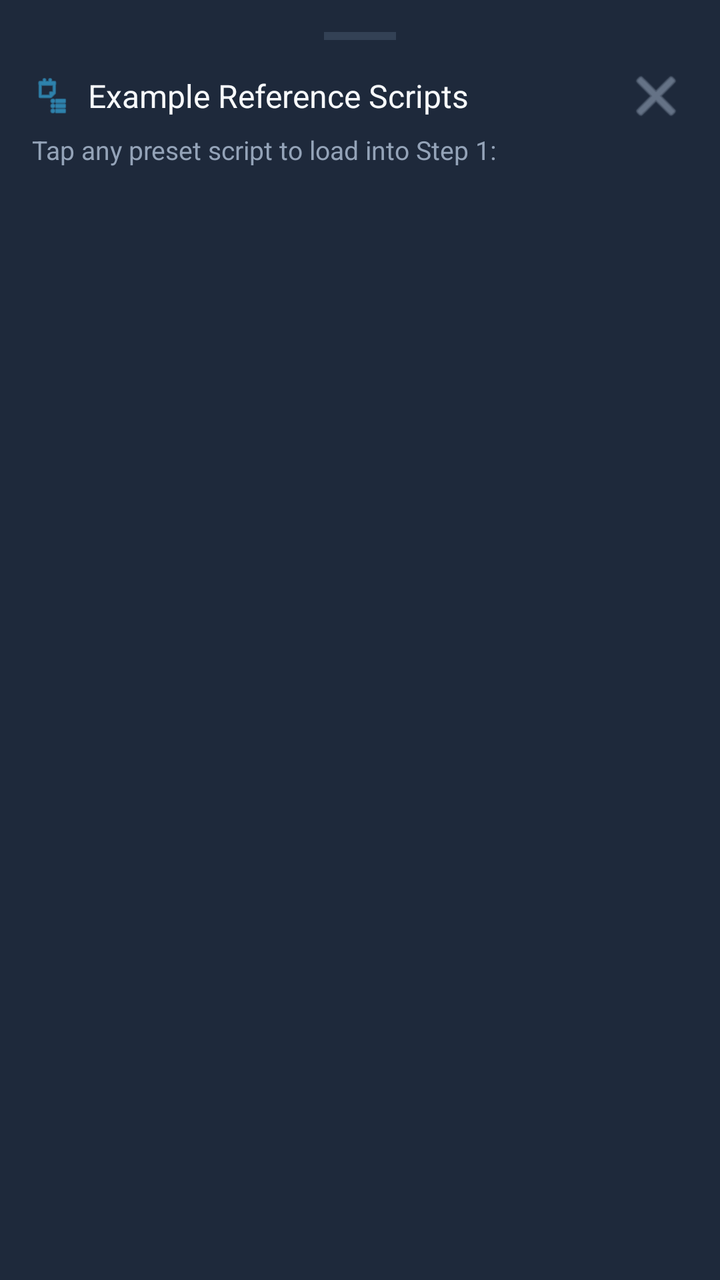
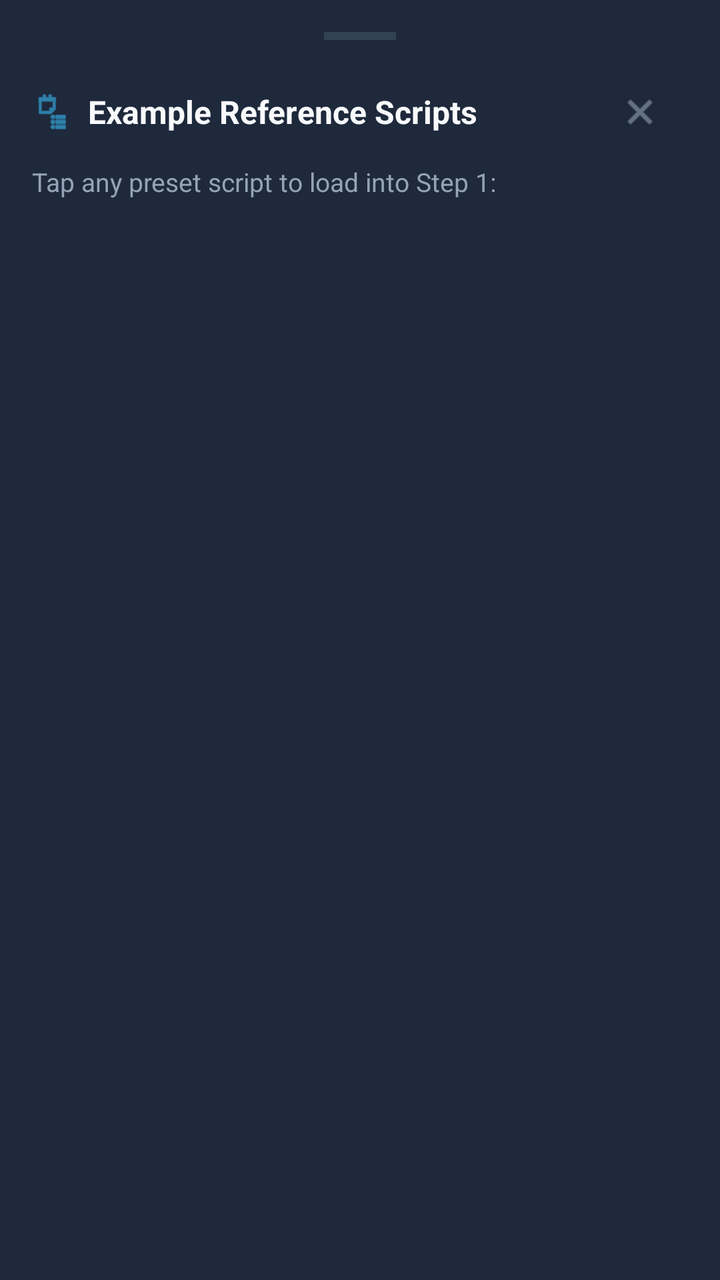

Before-and-after screenshots of an Android layout around one commit, followed by the original layout XML and the change that was made.
<!-- AndroidManifest.xml: application theme Theme.IndicVoice -->
<!-- res/layout/bottom_sheet_example_scripts.xml -->
<?xml version="1.0" encoding="utf-8"?>
<LinearLayout xmlns:android="http://schemas.android.com/apk/res/android"
    xmlns:app="http://schemas.android.com/apk/res-auto"
    android:layout_width="match_parent"
    android:layout_height="wrap_content"
    android:background="@color/card_dark"
    android:orientation="vertical"
    android:padding="16dp">

    
    <View
        android:layout_width="36dp"
        android:layout_height="4dp"
        android:layout_gravity="center_horizontal"
        android:layout_marginBottom="12dp"
        android:background="@color/card_stroke" />

    
    <LinearLayout
        android:layout_width="match_parent"
        android:layout_height="wrap_content"
        android:gravity="center_vertical"
        android:orientation="horizontal">

        <ImageView
            android:layout_width="20dp"
            android:layout_height="20dp"
            android:src="@android:drawable/ic_menu_agenda"
            app:tint="@color/secondary" />

        <TextView
            android:layout_width="0dp"
            android:layout_height="wrap_content"
            android:layout_marginStart="8dp"
            android:layout_weight="1"
            android:fontFamily="sans-serif-bold"
            android:text="Example Reference Scripts"
            android:textColor="@color/text_primary"
            android:textSize="16sp" />

        <ImageButton
            android:id="@+id/btnCloseScripts"
            android:layout_width="32dp"
            android:layout_height="32dp"
            android:background="?attr/selectableItemBackgroundBorderless"
            android:src="@android:drawable/ic_menu_close_clear_cancel"
            app:tint="@color/text_secondary" />
    </LinearLayout>

    <TextView
        android:layout_width="match_parent"
        android:layout_height="wrap_content"
        android:layout_marginTop="2dp"
        android:layout_marginBottom="12dp"
        android:text="Tap any preset script to load into Step 1:"
        android:textColor="@color/text_secondary"
        android:textSize="13sp" />

    <androidx.recyclerview.widget.RecyclerView
        android:id="@+id/rvExampleScripts"
        android:layout_width="match_parent"
        android:layout_height="wrap_content"
        android:nestedScrollingEnabled="false" />

</LinearLayout>
<!-- resources referenced by this layout -->
<resources>
  <color name="card_dark">#1E293B</color>
  <color name="card_stroke">#334155</color>
  <color name="secondary">#38BDF8</color>
  <color name="text_primary">#F8FAFC</color>
  <color name="text_secondary">#94A3B8</color>
  <style name="Theme.IndicVoice" parent="Theme.Material3.DayNight.NoActionBar">
          <item name="colorPrimary">@color/primary</item>
          <item name="colorPrimaryInverse">@color/primary_variant</item>
          <item name="colorSecondary">@color/secondary</item>
          <item name="android:statusBarColor">@color/background_dark</item>
          <item name="android:navigationBarColor">@color/background_dark</item>
          <item name="android:windowBackground">@color/background_dark</item>
          <item name="colorSurface">@color/card_dark</item>
          <item name="colorOnSurface">@color/text_primary</item>
          <item name="colorSurfaceVariant">@color/surface_dark</item>
          <item name="colorOnSurfaceVariant">@color/text_secondary</item>
          <item name="colorOutline">@color/card_stroke</item>
      </style>
  <color name="primary">#2563EB</color>
  <color name="primary_variant">#1D4ED8</color>
  <color name="background_dark">#0F1729</color>
  <color name="surface_dark">#151E30</color>
</resources>

<!-- the commit's change to res/layout/bottom_sheet_example_scripts.xml (unified diff, before → after) -->
@@ -25,6 +25,7 @@
         <ImageView
             android:layout_width="20dp"
             android:layout_height="20dp"
+            android:importantForAccessibility="no"
             android:src="@android:drawable/ic_menu_agenda"
             app:tint="@color/secondary" />
 
@@ -33,16 +34,16 @@
             android:layout_height="wrap_content"
             android:layout_marginStart="8dp"
             android:layout_weight="1"
-            android:fontFamily="sans-serif-bold"
+            android:accessibilityHeading="true"
+            android:textStyle="bold"
             android:text="Example Reference Scripts"
             android:textColor="@color/text_primary"
             android:textSize="16sp" />
 
         <ImageButton
             android:id="@+id/btnCloseScripts"
-            android:layout_width="32dp"
-            android:layout_height="32dp"
-            android:background="?attr/selectableItemBackgroundBorderless"
+            style="@style/Widget.IndicVoice.IconButton"
+            android:contentDescription="@string/close_sheet"
             android:src="@android:drawable/ic_menu_close_clear_cancel"
             app:tint="@color/text_secondary" />
     </LinearLayout>
<!-- resource entries referenced after the edit -->
@@ -5,12 +5,22 @@
   <color name="secondary">#38BDF8</color>
   <color name="text_primary">#F8FAFC</color>
   <color name="text_secondary">#94A3B8</color>
+  <string name="close_sheet">Close</string>
+  <style name="Widget.IndicVoice.IconButton" parent="Widget.AppCompat.ImageButton">
+          <item name="android:layout_width">48dp</item>
+          <item name="android:layout_height">48dp</item>
+          <item name="android:background">?attr/selectableItemBackgroundBorderless</item>
+          <item name="android:scaleType">fitCenter</item>
+          <item name="android:padding">14dp</item>
+      </style>
   <style name="Theme.IndicVoice" parent="Theme.Material3.DayNight.NoActionBar">
           <item name="colorPrimary">@color/primary</item>
           <item name="colorPrimaryInverse">@color/primary_variant</item>
           <item name="colorSecondary">@color/secondary</item>
-          <item name="android:statusBarColor">@color/background_dark</item>
-          <item name="android:navigationBarColor">@color/background_dark</item>
+          <item name="android:statusBarColor">@android:color/transparent</item>
+          <item name="android:windowLightStatusBar">false</item>
+          <item name="android:navigationBarColor">@android:color/transparent</item>
+          <item name="android:windowLightNavigationBar">false</item>
           <item name="android:windowBackground">@color/background_dark</item>
           <item name="colorSurface">@color/card_dark</item>
           <item name="colorOnSurface">@color/text_primary</item>
